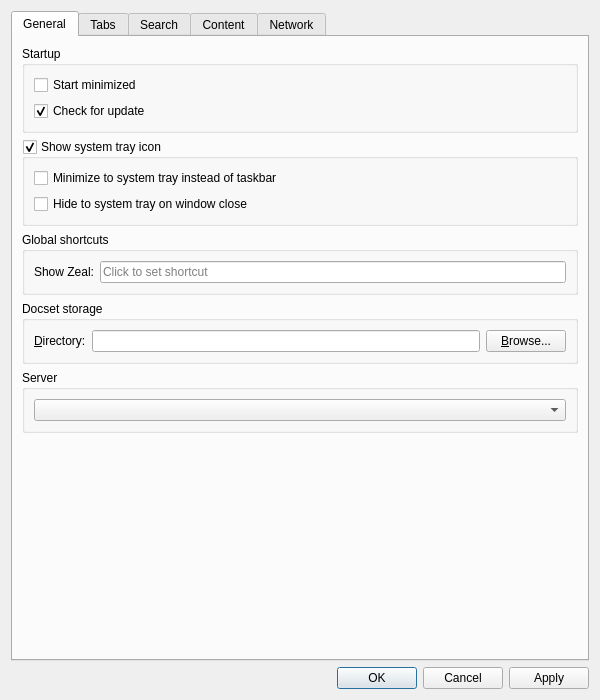
Before: the Qt Designer form src/libs/ui/settingsdialog.ui in kassane/zeal, drawn with Qt 5.
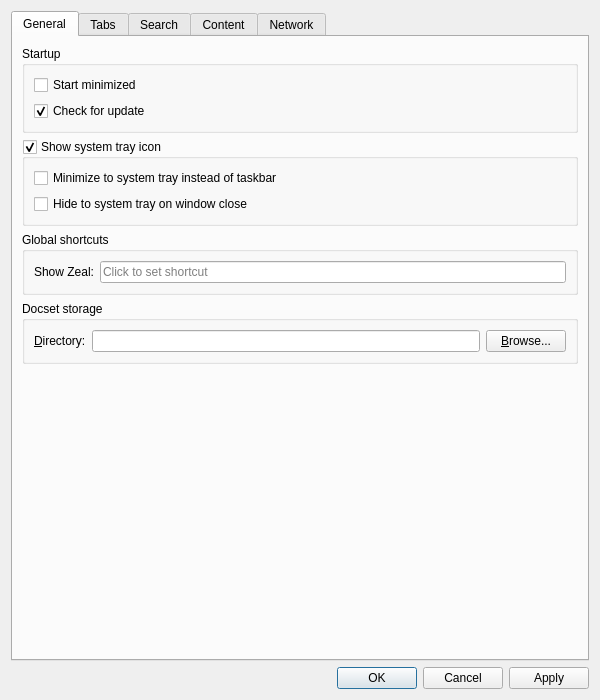
After: the same form once the commit is applied. Custom widgets are drawn as their Qt base class.

The edit to the form file:
```diff
--- a/src/libs/ui/settingsdialog.ui
+++ b/src/libs/ui/settingsdialog.ui
@@ -148,18 +148,6 @@
          </layout>
         </widget>
        </item>
-       <item>
-        <widget class="QGroupBox" name="groupBox_8">
-         <property name="title">
-          <string>Server</string>
-         </property>
-         <layout class="QHBoxLayout" name="horizontalLayout_4">
-          <item>
-           <widget class="QComboBox" name="dashServerMirrorsCombo"/>
-          </item>
-         </layout>
-        </widget>
-       </item>
        <item>
         <spacer name="verticalSpacer">
          <property name="orientation">
```
